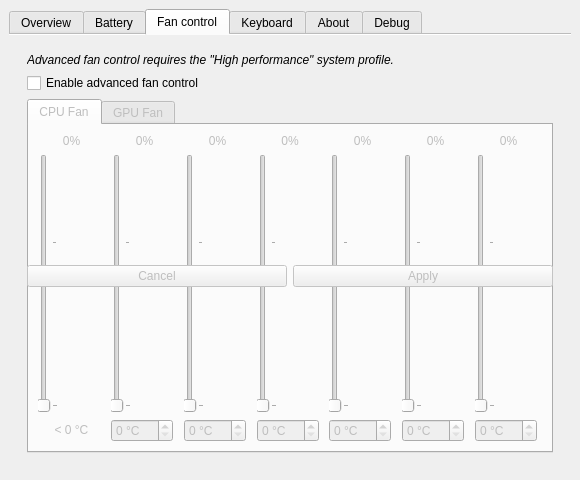
Old version of the form src/mainwindow.ui in the repository MrCitron/MControlCenter.
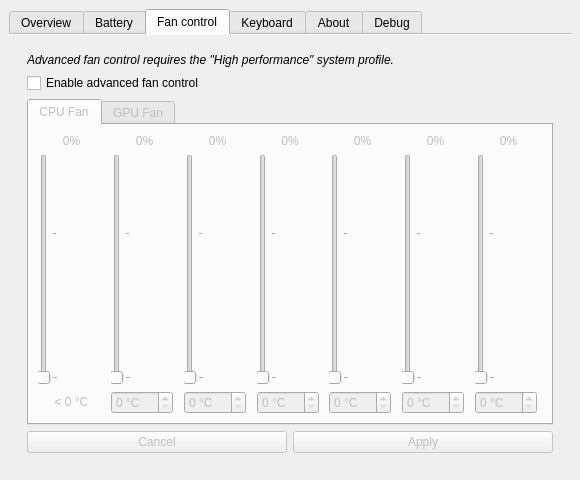
New version of the form. The open tabs and pages were chosen to show the change. Icons and pictures are not drawn.

Commit message: Fix the Fan Control grid: buttons row shift after the label insert

Diff of the .ui file:
```diff
--- a/src/mainwindow.ui
+++ b/src/mainwindow.ui
@@ -1712,7 +1712,7 @@
               </widget>
              </widget>
             </item>
-            <item row="2" column="0">
+            <item row="3" column="0">
              <layout class="QHBoxLayout" name="horizontalLayout">
               <item>
                <widget class="QPushButton" name="fanSpeedResetButton">
```
